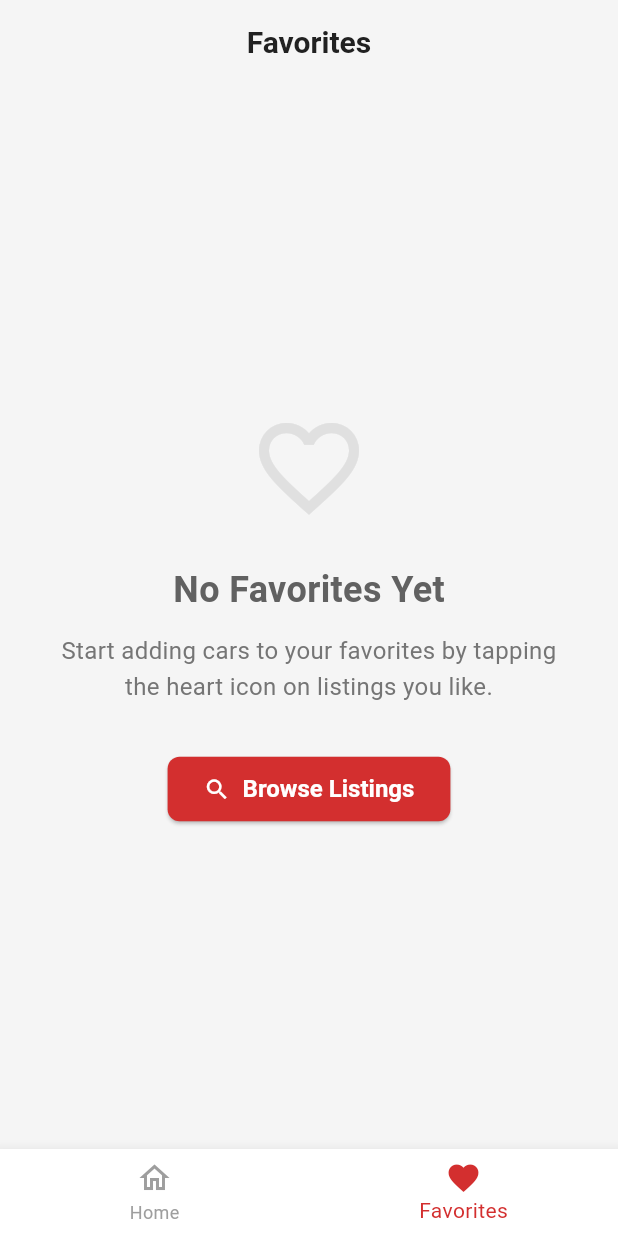
After one commit to GEORGE2102/cazlync_app, a Flutter app: the screen it shows once a user with an empty profile is signed in, item 2 of the bottom bar chosen, on a phone screen of 412 x 824 dp. The commit adds this screen. Run offline on Flutter 3.47's test engine with Material 3 defaults, Android fonts, the phone set to English and light mode, and no system bars; our stand-ins replace cached_network_image, cloud_firestore, dartz, equatable, firebase_auth, firebase_core and 6 more; missing offline and left inert: flutter_facebook_auth; accounts and stored records are empty; generated files the repository leaves out were written again; Roboto replaces fonts that are missing (Poppins).

Commit message:
commit admin

```diff
--- a/lib/main.dart
+++ b/lib/main.dart
@@ -6,7 +6,7 @@ import 'core/constants/app_theme.dart';
 import 'presentation/controllers/auth_providers.dart';
 import 'presentation/controllers/auth_state.dart';
 import 'presentation/screens/login_screen.dart';
-import 'presentation/screens/home_screen.dart' as listing;
+import 'presentation/screens/main_navigation_screen.dart';
 
 void main() async {
   WidgetsFlutterBinding.ensureInitialized();
@@ -51,9 +51,9 @@ class AuthWrapper extends ConsumerWidget {
       return const SplashScreen();
     }
 
-    // Show home screen if authenticated, otherwise show login
+    // Show main navigation screen if authenticated, otherwise show login
     if (authState.isAuthenticated) {
-      return const listing.HomeScreen();
+      return const MainNavigationScreen();
     }
 
     return const LoginScreen();
--- /dev/null
+++ b/lib/presentation/controllers/favorites_providers.dart
@@ -0,0 +1,39 @@
+import 'package:flutter_riverpod/flutter_riverpod.dart';
+import '../../data/repositories/listing_repository_impl.dart';
+import '../../data/services/listing_service.dart';
+import '../../data/services/image_upload_service.dart';
+import 'favorites_controller.dart';
+import 'favorites_state.dart';
+import 'auth_providers.dart';
+
+final favoritesControllerProvider =
+    StateNotifierProvider<FavoritesController, FavoritesState>((ref) {
+  final listingService = ListingService();
+  final imageUploadService = ImageUploadService();
+  final listingRepository = ListingRepositoryImpl(
+    listingService: listingService,
+    imageUploadService: imageUploadService,
+  );
+
+  final controller = FavoritesController(
+    listingRepository: listingRepository,
+    ref: ref,
+  );
+
+  // Watch favorite IDs in real-time
+  controller.watchFavoriteIds();
+
+  return controller;
+});
+
+// Provider for just the favorite IDs (for checking if a listing is favorited)
+final favoriteIdsProvider = Provider<List<String>>((ref) {
+  final state = ref.watch(favoritesControllerProvider);
+  return state.favoriteIds;
+});
+
+// Provider to check if a specific listing is favorited
+final isFavoriteProvider = Provider.family<bool, String>((ref, listingId) {
+  final favoriteIds = ref.watch(favoriteIdsProvider);
+  return favoriteIds.contains(listingId);
+});
--- /dev/null
+++ b/lib/presentation/controllers/favorites_state.dart
@@ -0,0 +1,14 @@
+import 'package:freezed_annotation/freezed_annotation.dart';
+import '../../domain/entities/listing_entity.dart';
+
+part 'favorites_state.freezed.dart';
+
+@freezed
+class FavoritesState with _$FavoritesState {
+  const factory FavoritesState({
+    @Default([]) List<ListingEntity> favorites,
+    @Default([]) List<String> favoriteIds,
+    @Default(false) bool isLoading,
+    String? error,
+  }) = _FavoritesState;
+}
--- /dev/null
+++ b/lib/presentation/screens/favorites_screen.dart
@@ -0,0 +1,173 @@
+import 'package:flutter/material.dart';
+import 'package:flutter_riverpod/flutter_riverpod.dart';
+import '../controllers/favorites_providers.dart';
+import '../controllers/favorites_state.dart';
+import '../widgets/listing_card.dart';
+import 'listing_detail_screen.dart';
+
+class FavoritesScreen extends ConsumerStatefulWidget {
+  const FavoritesScreen({super.key});
+
+  @override
+  ConsumerState<FavoritesScreen> createState() => _FavoritesScreenState();
+}
+
+class _FavoritesScreenState extends ConsumerState<FavoritesScreen> {
+  @override
+  void initState() {
+    super.initState();
+    Future.microtask(() {
+      ref.read(favoritesControllerProvider.notifier).loadFavorites();
+    });
+  }
+
+  @override
+  Widget build(BuildContext context) {
+    final state = ref.watch(favoritesControllerProvider);
+
+    return Scaffold(
+      appBar: AppBar(
+        title: const Text('Favorites'),
+        elevation: 0,
+        backgroundColor: Theme.of(context).scaffoldBackgroundColor,
+        foregroundColor: Theme.of(context).textTheme.bodyLarge?.color,
+      ),
+      body: _buildBody(state),
+    );
+  }
+
+  Widget _buildBody(FavoritesState state) {
+    if (state.isLoading && state.favorites.isEmpty) {
+      return const Center(
+        child: CircularProgressIndicator(),
+      );
+    }
+
+    if (state.error != null) {
+      return Center(
+        child: Column(
+          mainAxisAlignment: MainAxisAlignment.center,
+          children: [
+            Icon(
+              Icons.error_outline,
+              size: 64,
+              color: Colors.grey[400],
+            ),
+            const SizedBox(height: 16),
+            Text(
+              'Error loading favorites',
+              style: TextStyle(
+                fontSize: 18,
+                color: Colors.grey[600],
+                fontWeight: FontWeight.w500,
+              ),
+            ),
+            const SizedBox(height: 8),
+            Text(
+              state.error!,
+              style: TextStyle(
+                fontSize: 14,
+                color: Colors.grey[500],
+              ),
+              textAlign: TextAlign.center,
+            ),
+            const SizedBox(height: 24),
+            ElevatedButton(
+              onPressed: () {
+                ref.read(favoritesControllerProvider.notifier).loadFavorites();
+              },
+              child: const Text('Retry'),
+            ),
+          ],
+        ),
+      );
+    }
+
+    if (state.favorites.isEmpty) {
+      return _buildEmptyState();
+    }
+
+    return RefreshIndicator(
+      onRefresh: () async {
+        await ref.read(favoritesControllerProvider.notifier).loadFavorites();
+      },
+      child: GridView.builder(
+        padding: const EdgeInsets.all(16),
+        gridDelegate: const SliverGridDelegateWithFixedCrossAxisCount(
+          crossAxisCount: 2,
+          childAspectRatio: 0.7,
+          crossAxisSpacing: 16,
+          mainAxisSpacing: 16,
+        ),
+        itemCount: state.favorites.length,
+        itemBuilder: (context, index) {
+          final listing = state.favorites[index];
+          return ListingCard(
+            listing: listing,
+            onTap: () {
+              Navigator.push(
+                context,
+                MaterialPageRoute(
+                  builder: (context) => ListingDetailScreen(
+                    listingId: listing.id,
+                  ),
+                ),
+              );
+            },
+          );
+        },
+      ),
+    );
+  }
+
+  Widget _buildEmptyState() {
+    return Center(
+      child: Padding(
+        padding: const EdgeInsets.all(32),
+        child: Column(
+          mainAxisAlignment: MainAxisAlignment.center,
+          children: [
+            Icon(
+              Icons.favorite_border,
+              size: 80,
+              color: Colors.grey[300],
+            ),
+            const SizedBox(height: 24),
+            Text(
+              'No Favorites Yet',
+              style: TextStyle(
+                fontSize: 24,
+                fontWeight: FontWeight.bold,
+                color: Colors.grey[700],
+              ),
+            ),
+            const SizedBox(height: 12),
+            Text(
+              'Start adding cars to your favorites by tapping the heart icon on listings you like.',
+              style: TextStyle(
+                fontSize: 16,
+                color: Colors.grey[600],
+                height: 1.5,
+              ),
+              textAlign: TextAlign.center,
+            ),
+            const SizedBox(height: 32),
+            ElevatedButton.icon(
+              onPressed: () {
+                Navigator.pop(context);
+              },
+              icon: const Icon(Icons.search),
+              label: const Text('Browse Listings'),
+              style: ElevatedButton.styleFrom(
+                padding: const EdgeInsets.symmetric(
+                  horizontal: 24,
+                  vertical: 12,
+                ),
+              ),
+            ),
+          ],
+        ),
+      ),
+    );
+  }
+}
--- /dev/null
+++ b/lib/presentation/screens/main_navigation_screen.dart
@@ -0,0 +1,53 @@
+import 'package:flutter/material.dart';
+import 'home_screen.dart';
+import 'favorites_screen.dart';
+
+class MainNavigationScreen extends StatefulWidget {
+  const MainNavigationScreen({super.key});
+
+  @override
+  State<MainNavigationScreen> createState() => _MainNavigationScreenState();
+}
+
+class _MainNavigationScreenState extends State<MainNavigationScreen> {
+  int _currentIndex = 0;
+
+  final List<Widget> _screens = [
+    const HomeScreen(),
+    const FavoritesScreen(),
+  ];
+
+  @override
+  Widget build(BuildContext context) {
+    return Scaffold(
+      body: IndexedStack(
+        index: _currentIndex,
+        children: _screens,
+      ),
+      bottomNavigationBar: BottomNavigationBar(
+        currentIndex: _currentIndex,
+        onTap: (index) {
+          setState(() {
+            _currentIndex = index;
+          });
+        },
+        items: const [
+          BottomNavigationBarItem(
+            icon: Icon(Icons.home_outlined),
+            activeIcon: Icon(Icons.home),
+            label: 'Home',
+          ),
+          BottomNavigationBarItem(
+            icon: Icon(Icons.favorite_border),
+            activeIcon: Icon(Icons.favorite),
+            label: 'Favorites',
+          ),
+        ],
+        selectedItemColor: Theme.of(context).colorScheme.primary,
+        unselectedItemColor: Colors.grey,
+        showUnselectedLabels: true,
+        type: BottomNavigationBarType.fixed,
+      ),
+    );
+  }
+}
```
Also changed, not shown: lib/data/repositories/listing_repository_impl.dart (+40 -0 lines), lib/data/services/listing_service.dart (+78 -0 lines), lib/domain/repositories/listing_repository.dart (+9 -0 lines), lib/presentation/controllers/favorites_controller.dart (added, +115 -0 lines), lib/presentation/widgets/listing_card.dart (+42 -2 lines), 2 other files.
